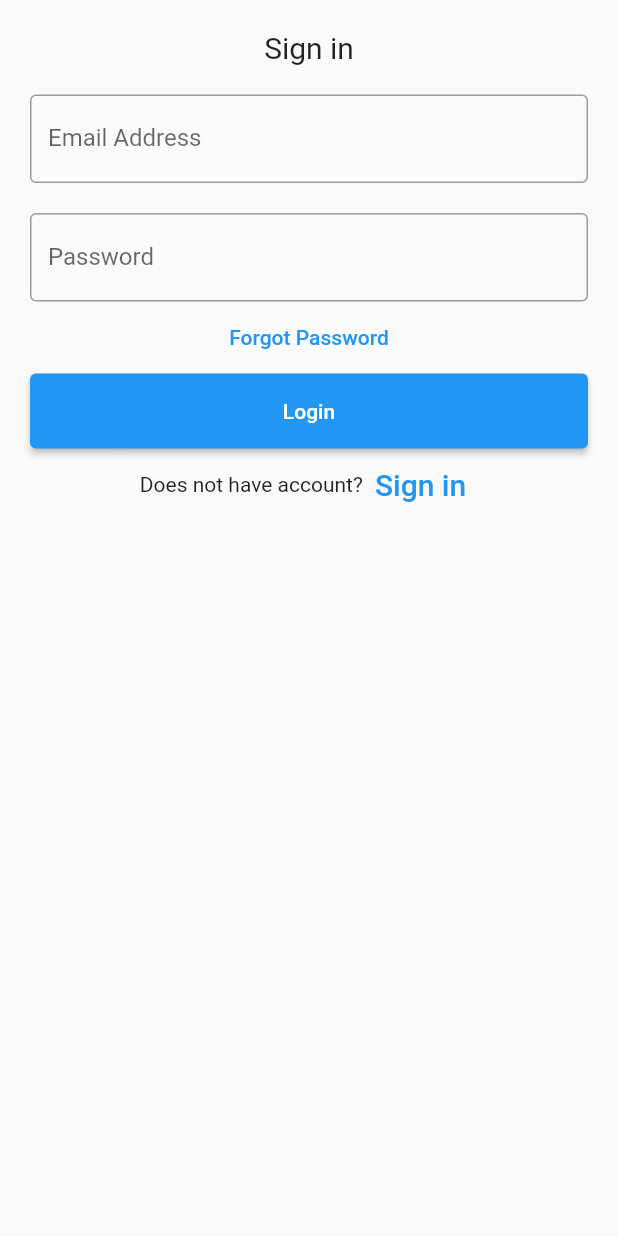
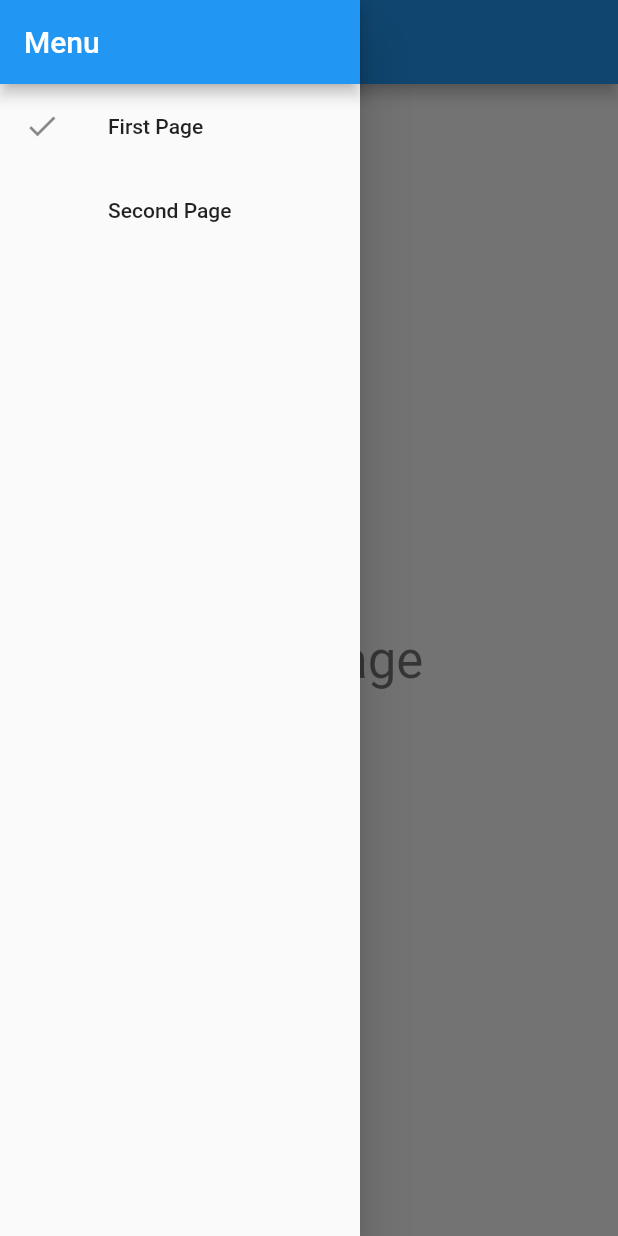
Before and after one commit to OnFinance/onfi-onboarding-web, a Flutter app: the screen it shows after launch, with the side drawer open (before the commit the screen has no drawer), on a phone screen of 412 x 824 dp. Run offline on Flutter 3.47's test engine with Material 2 defaults, Android fonts, the phone set to English and light mode, and no system bars; our stand-ins replace equatable, firebase_auth, firebase_core, flutter_riverpod, go_router, hooks_riverpod; missing offline and left inert: dart:html; accounts and stored records are empty.

Commit message:
added-spliview with provider

```diff
--- /dev/null
+++ b/lib/src/features/home/screens/app_menu.dart
@@ -0,0 +1,84 @@
+import 'package:flutter/material.dart';
+import 'package:flutter_riverpod/flutter_riverpod.dart';
+import 'package:onboarding_web_onfi/src/features/home/screens/first_page.dart';
+import 'package:onboarding_web_onfi/src/features/home/screens/second_page.dart';
+
+import 'dart:html' as html;
+// a map of ("page name", WidgetBuilder) pairs
+final _availablePages = <String, WidgetBuilder>{
+  'First Page': (_) => FirstPage(),
+  'Second Page': (_) => SecondPage(),
+};
+
+// make this a `StateProvider` so we can change its value
+final selectedPageNameProvider = StateProvider<String>((ref) {
+  // default value
+  return _availablePages.keys.first;
+});
+
+final selectedPageBuilderProvider = Provider<WidgetBuilder>((ref) {
+  // watch for state changes inside selectedPageNameProvider
+  final selectedPageKey = ref.watch(selectedPageNameProvider.state).state;
+  // return the WidgetBuilder using the key as index
+  return _availablePages[selectedPageKey]!;
+});
+
+// 1. extend from ConsumerWidget
+class AppMenu extends ConsumerWidget {
+  void _selectPage(BuildContext context, WidgetRef ref, String pageName) {
+    if (ref.read(selectedPageNameProvider.state).state != pageName) {
+      //  html.window.history.pushState({}, '', '/${pageName}');
+      ref.read(selectedPageNameProvider.state).state = pageName;
+      // dismiss the drawer of the ancestor Scaffold if we have one
+      if (Scaffold.maybeOf(context)?.hasDrawer ?? false) {
+        Navigator.of(context).pop();
+      }
+    }
+  }
+
+  @override
+  Widget build(BuildContext context, WidgetRef ref) {
+    // 2. watch the provider's state
+    final selectedPageName = ref.watch(selectedPageNameProvider.state).state;
+    return Scaffold(
+      appBar: AppBar(title: Text('Menu')),
+      body: ListView(
+        children: <Widget>[
+          for (var pageName in _availablePages.keys)
+            PageListTile(
+              // 3. pass the selectedPageName as an argument
+              selectedPageName: selectedPageName,
+              pageName: pageName,
+              onPressed: () => _selectPage(context, ref, pageName),
+            ),
+        ],
+      ),
+    );
+  }
+}
+
+class PageListTile extends StatelessWidget {
+  const PageListTile({
+    Key? key,
+    this.selectedPageName,
+    required this.pageName,
+    this.onPressed,
+  }) : super(key: key);
+  final String? selectedPageName;
+  final String pageName;
+  final VoidCallback? onPressed;
+  @override
+  Widget build(BuildContext context) {
+    return ListTile(
+      // show a check icon if the page is currently selected
+      // note: we use Opacity to ensure that all tiles have a leading widget
+      // and all the titles are left-aligned
+      leading: Opacity(
+        opacity: selectedPageName == pageName ? 1.0 : 0.0,
+        child: Icon(Icons.check),
+      ),
+      title: Text(pageName),
+      onTap: onPressed,
+    );
+  }
+}
--- /dev/null
+++ b/lib/src/features/home/screens/first_page.dart
@@ -0,0 +1,14 @@
+import 'package:flutter/material.dart';
+import 'package:onboarding_web_onfi/src/features/home/screens/page_scaffold.dart';
+
+class FirstPage extends StatelessWidget {
+  @override
+  Widget build(BuildContext context) {
+    return PageScaffold(
+      title: 'First Page',
+      body: Center(
+        child: Text('First Page', style: Theme.of(context).textTheme.headline4),
+      ),
+    );
+  }
+}
--- /dev/null
+++ b/lib/src/features/home/screens/home_main.dart
@@ -0,0 +1,18 @@
+import 'package:flutter/src/widgets/container.dart';
+import 'package:flutter/src/widgets/framework.dart';
+import 'package:hooks_riverpod/hooks_riverpod.dart';
+import 'package:onboarding_web_onfi/src/features/home/screens/app_menu.dart';
+import 'package:onboarding_web_onfi/src/features/home/screens/split_view.dart';
+
+class HomeMain extends ConsumerWidget {
+  const HomeMain({super.key});
+
+  @override
+  Widget build(BuildContext context, WidgetRef ref) {
+    final selectedPageBuilder = ref.watch(selectedPageBuilderProvider);
+    return SplitView(
+      menu: AppMenu(),
+      content: selectedPageBuilder(context),
+    );
+  }
+}
--- /dev/null
+++ b/lib/src/features/home/screens/page_scaffold.dart
@@ -0,0 +1,40 @@
+import 'package:flutter/material.dart';
+
+class PageScaffold extends StatelessWidget {
+  const PageScaffold({
+    Key? key,
+    required this.title,
+    this.actions = const [],
+    this.body,
+    this.floatingActionButton,
+  }) : super(key: key);
+  final String title;
+  final List<Widget> actions;
+  final Widget? body;
+  final Widget? floatingActionButton;
+
+  @override
+  Widget build(BuildContext context) {
+    // 1. look for an ancestor Scaffold
+    final ancestorScaffold = Scaffold.maybeOf(context);
+    // 2. check if it has a drawer
+    final hasDrawer = ancestorScaffold != null && ancestorScaffold.hasDrawer;
+    return Scaffold(
+      appBar: AppBar(
+        // 3. add a non-null leading argument if we have a drawer
+        leading: hasDrawer
+            ? IconButton(
+                icon: Icon(Icons.menu),
+                // 4. open the drawer if we have one
+                onPressed:
+                    hasDrawer ? () => ancestorScaffold!.openDrawer() : null,
+              )
+            : null,
+        title: Text(title),
+        actions: actions,
+      ),
+      body: body,
+      floatingActionButton: floatingActionButton,
+    );
+  }
+}
--- /dev/null
+++ b/lib/src/features/home/screens/second_page.dart
@@ -0,0 +1,16 @@
+import 'package:flutter/material.dart';
+import 'package:onboarding_web_onfi/src/features/home/screens/page_scaffold.dart';
+
+
+class SecondPage extends StatelessWidget {
+  @override
+  Widget build(BuildContext context) {
+    return PageScaffold(
+      title: 'Second Page',
+      body: Center(
+        child:
+            Text('Second Page', style: Theme.of(context).textTheme.headline4),
+      ),
+    );
+  }
+}
--- /dev/null
+++ b/lib/src/features/home/screens/split_view.dart
@@ -0,0 +1,53 @@
+import 'package:flutter/material.dart';
+import 'package:flutter_riverpod/flutter_riverpod.dart';
+import 'package:onboarding_web_onfi/src/features/home/screens/app_menu.dart';
+
+
+class SplitView extends ConsumerWidget {
+  const SplitView({
+    Key? key,
+    required this.menu,
+    required this.content,
+    this.breakpoint = 600,
+    this.menuWidth = 240,
+  }) : super(key: key);
+  final Widget menu;
+  final Widget content;
+  final double breakpoint;
+  final double menuWidth;
+
+  @override
+  Widget build(BuildContext context, WidgetRef ref) {
+    final screenWidth = MediaQuery.of(context).size.width;
+    if (screenWidth >= breakpoint) {
+      // wide screen: menu on the left, content on the right
+      return Scaffold(
+        body: Row(
+          children: [
+            SizedBox(
+              width: menuWidth,
+              child: menu,
+            ),
+            InkWell(
+                onTap: () {
+                  ref.read(selectedPageNameProvider.state).state = "Second Page";
+                },
+                child: Container(width: 0.5, color: Colors.black)),
+            Expanded(child: content),
+          ],
+        ),
+      );
+    } else {
+      // narrow screen: show content, menu inside drawer
+      return Scaffold(
+        body: content,
+        drawer: SizedBox(
+          width: menuWidth,
+          child: Drawer(
+            child: menu,
+          ),
+        ),
+      );
+    }
+  }
+}
--- a/lib/src/routes/app_route_config.dart
+++ b/lib/src/routes/app_route_config.dart
@@ -3,12 +3,15 @@ import 'package:go_router/go_router.dart';
 import 'package:onboarding_web_onfi/src/features/authentication/screens/authcheck.dart';
 import 'package:onboarding_web_onfi/src/features/authentication/screens/login_screen.dart';
 import 'package:onboarding_web_onfi/src/features/home/screens/homepage.dart';
+import 'package:onboarding_web_onfi/src/features/settings/screens/setting_screen.dart';
+
+import '../features/home/screens/home_main.dart';
 
 class MyAppRoutes {
   GoRouter router = GoRouter(routes: [
     GoRoute(
         name: "/authchecker",
-        path: '/',
+        path: '/auth',
         pageBuilder: (context, state) {
           return const MaterialPage(child: AuthChecker());
         }),
@@ -20,9 +23,15 @@ class MyAppRoutes {
         }),
     GoRoute(
         name: "/home",
-        path: '/home',
+        path: '/',
         pageBuilder: (context, state) {
-          return const MaterialPage(child: HomePage());
+          return const MaterialPage(child: HomeMain());
+        }),
+    GoRoute(
+        name: "/settings",
+        path: '/settings',
+        pageBuilder: (context, state) {
+          return const MaterialPage(child: SettingPage());
         }),
   ]);
 }
--- a/pubspec.yaml
+++ b/pubspec.yaml
@@ -42,6 +42,7 @@ dependencies:
   equatable: ^2.0.5
   go_router: ^7.1.1
   firebase_core: ^2.13.0
+  url_strategy: ^0.2.0
 
 dev_dependencies:
   flutter_test:
```
Also changed, not shown: lib/src/features/home/screens/homepage.dart (+152 -2 lines), lib/src/features/settings/screens/setting_screen.dart (added, +60 -0 lines), pubspec.lock.
